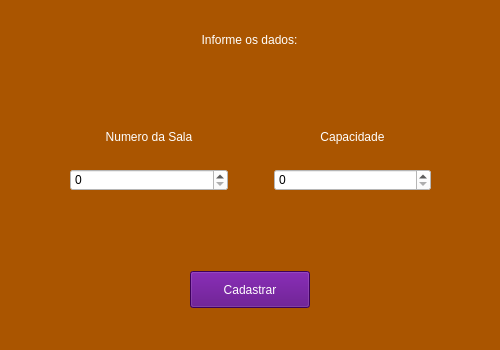
Before: the Qt Designer form sistema/screens/cadastroSalasCafe.ui in GEspinosa7/DesafioGD, drawn with Qt 5.
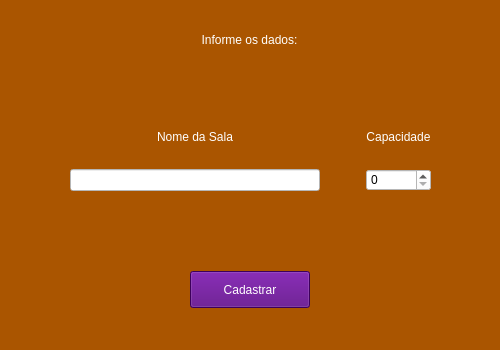
After: the same form once the commit is applied.

What changed in the file:
```diff
--- a/sistema/screens/cadastroSalasCafe.ui
+++ b/sistema/screens/cadastroSalasCafe.ui
@@ -91,7 +91,7 @@
 color: rgb(255, 255, 255);</string>
         </property>
         <property name="text">
-         <string>Numero da Sala</string>
+         <string>Nome da Sala</string>
         </property>
         <property name="alignment">
          <set>Qt::AlignCenter</set>
@@ -99,13 +99,10 @@
        </widget>
       </item>
       <item>
-       <widget class="QSpinBox" name="spinBoxNumero">
+       <widget class="QLineEdit" name="lineEditNome">
         <property name="styleSheet">
          <string notr="true">background-color: rgb(255, 255, 255);</string>
         </property>
-        <property name="maximum">
-         <number>999</number>
-        </property>
        </widget>
       </item>
      </layout>
```
